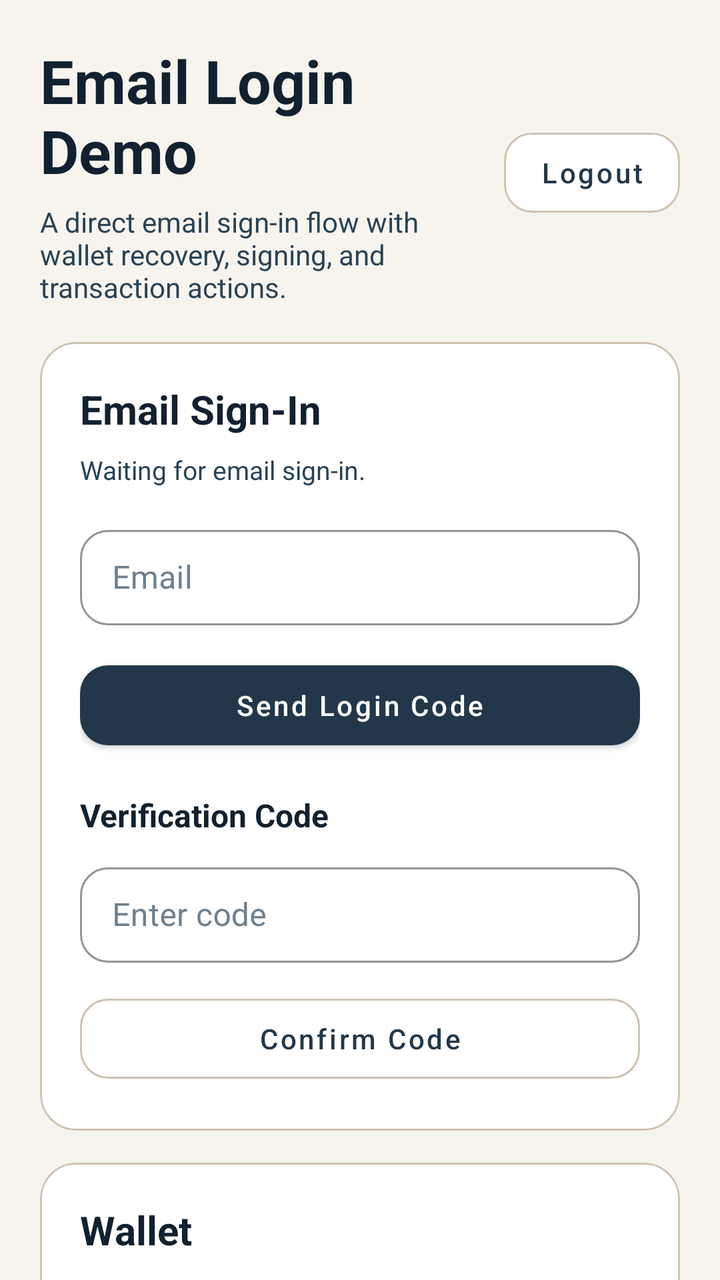
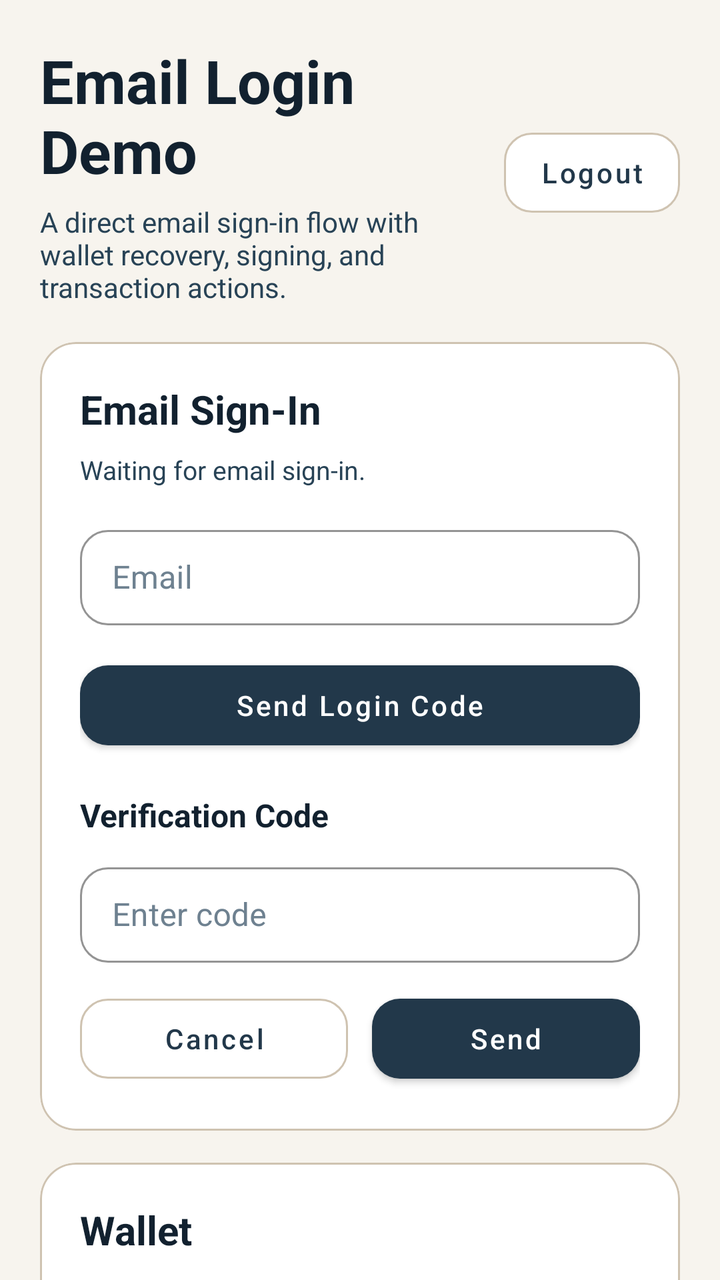

Compare the two renders of this Android layout. The source of the first and the diff that turns it into the second are given below.
<!-- AndroidManifest.xml: application theme Theme.Kotlinsdk -->
<!-- res/layout/activity_email_login_demo.xml -->
<?xml version="1.0" encoding="utf-8"?>
<androidx.core.widget.NestedScrollView xmlns:android="http://schemas.android.com/apk/res/android"
    xmlns:app="http://schemas.android.com/apk/res-auto"
    android:id="@+id/emailLoginDemoRoot"
    android:layout_width="match_parent"
    android:layout_height="match_parent"
    android:fillViewport="true">

    <LinearLayout
        android:layout_width="match_parent"
        android:layout_height="wrap_content"
        android:orientation="vertical"
        android:padding="20dp">

        <LinearLayout
            android:layout_width="match_parent"
            android:layout_height="wrap_content"
            android:gravity="center_vertical"
            android:orientation="horizontal">

            <LinearLayout
                android:layout_width="0dp"
                android:layout_height="wrap_content"
                android:layout_weight="1"
                android:orientation="vertical">

                <TextView
                    android:layout_width="match_parent"
                    android:layout_height="wrap_content"
                    android:text="Email Login Demo"
                    android:textColor="@color/slate_900"
                    android:textSize="30sp"
                    android:textStyle="bold" />

                <TextView
                    android:layout_width="match_parent"
                    android:layout_height="wrap_content"
                    android:layout_marginTop="6dp"
                    android:text="A direct email sign-in flow with wallet recovery, signing, and transaction actions."
                    android:textColor="@color/slate_700"
                    android:textSize="14sp" />
            </LinearLayout>

            <com.google.android.material.button.MaterialButton
                android:id="@+id/resetSessionButton"
                style="@style/Widget.Kotlinsdk.Button.Outline"
                android:layout_width="wrap_content"
                android:layout_height="wrap_content"
                android:layout_marginStart="12dp"
                android:text="Logout" />
        </LinearLayout>

        <com.google.android.material.card.MaterialCardView
            android:id="@+id/authCard"
            style="@style/Widget.Kotlinsdk.Card"
            android:layout_width="match_parent"
            android:layout_height="wrap_content"
            android:layout_marginTop="18dp">

            <LinearLayout
                android:layout_width="match_parent"
                android:layout_height="wrap_content"
                android:orientation="vertical"
                android:padding="20dp">

                <TextView
                    android:layout_width="wrap_content"
                    android:layout_height="wrap_content"
                    android:text="Email Sign-In"
                    android:textColor="@color/slate_900"
                    android:textSize="20sp"
                    android:textStyle="bold" />

                <TextView
                    android:id="@+id/authStatusView"
                    android:layout_width="match_parent"
                    android:layout_height="wrap_content"
                    android:layout_marginTop="8dp"
                    android:text="Waiting for email sign-in."
                    android:textColor="@color/slate_700"
                    android:textSize="13sp" />

                <com.google.android.material.textfield.TextInputLayout
                    style="@style/Widget.Kotlinsdk.TextInputLayout"
                    android:layout_width="match_parent"
                    android:layout_height="wrap_content"
                    android:layout_marginTop="16dp"
                    android:hint="Email">

                    <com.google.android.material.textfield.TextInputEditText
                        android:id="@+id/emailInput"
                        android:layout_width="match_parent"
                        android:layout_height="wrap_content"
                        android:inputType="textEmailAddress" />
                </com.google.android.material.textfield.TextInputLayout>

                <com.google.android.material.button.MaterialButton
                    android:id="@+id/startEmailSignInButton"
                    style="@style/Widget.Kotlinsdk.Button"
                    android:layout_width="match_parent"
                    android:layout_height="wrap_content"
                    android:layout_marginTop="14dp"
                    android:text="Send Login Code" />

                <LinearLayout
                    android:id="@+id/codeStepContainer"
                    android:layout_width="match_parent"
                    android:layout_height="wrap_content"
                    android:layout_marginTop="18dp"
                    android:orientation="vertical">

                    <TextView
                        android:layout_width="wrap_content"
                        android:layout_height="wrap_content"
                        android:text="Verification Code"
                        android:textColor="@color/slate_900"
                        android:textSize="16sp"
                        android:textStyle="bold" />

                    <com.google.android.material.textfield.TextInputLayout
                        style="@style/Widget.Kotlinsdk.TextInputLayout"
                        android:layout_width="match_parent"
                        android:layout_height="wrap_content"
                        android:layout_marginTop="10dp"
                        android:hint="Enter code">

                        <com.google.android.material.textfield.TextInputEditText
                            android:id="@+id/codeInput"
                            android:layout_width="match_parent"
                            android:layout_height="wrap_content"
                            android:inputType="number" />
                    </com.google.android.material.textfield.TextInputLayout>

                    <com.google.android.material.button.MaterialButton
                        android:id="@+id/confirmCodeButton"
                        style="@style/Widget.Kotlinsdk.Button.Outline"
                        android:layout_width="match_parent"
                        android:layout_height="wrap_content"
                        android:layout_marginTop="12dp"
                        android:text="Confirm Code" />
                </LinearLayout>
            </LinearLayout>
        </com.google.android.material.card.MaterialCardView>

        <LinearLayout
            android:id="@+id/walletActionsContainer"
            android:layout_width="match_parent"
            android:layout_height="wrap_content"
            android:layout_marginTop="16dp"
            android:orientation="vertical">

            <com.google.android.material.card.MaterialCardView
                style="@style/Widget.Kotlinsdk.Card"
                android:layout_width="match_parent"
                android:layout_height="wrap_content">

                <LinearLayout
                    android:layout_width="match_parent"
                    android:layout_height="wrap_content"
                    android:orientation="vertical"
                    android:padding="20dp">

                    <TextView
                        android:layout_width="wrap_content"
                        android:layout_height="wrap_content"
                        android:text="Wallet"
                        android:textColor="@color/slate_900"
                        android:textSize="20sp"
                        android:textStyle="bold" />

                    <TextView
                        android:id="@+id/walletAddressView"
                        android:layout_width="match_parent"
                        android:layout_height="wrap_content"
                        android:layout_marginTop="10dp"
                        android:text="Wallet address: pending"
                        android:textColor="@color/forest_700"
                        android:textSize="15sp"
                        android:textStyle="bold" />

                    <TextView
                        android:id="@+id/signerAddressView"
                        android:layout_width="match_parent"
                        android:layout_height="wrap_content"
                        android:layout_marginTop="8dp"
                        android:text="Signer address: none"
                        android:textColor="@color/slate_700"
                        android:textSize="13sp"
                        android:typeface="monospace" />
                </LinearLayout>
            </com.google.android.material.card.MaterialCardView>

            <com.google.android.material.card.MaterialCardView
                style="@style/Widget.Kotlinsdk.Card"
                android:layout_width="match_parent"
                android:layout_height="wrap_content"
                android:layout_marginTop="14dp">

                <LinearLayout
                    android:layout_width="match_parent"
                    android:layout_height="wrap_content"
                    android:orientation="vertical"
                    android:padding="20dp">

                    <TextView
                        android:layout_width="wrap_content"
                        android:layout_height="wrap_content"
                        android:text="Signature"
                        android:textColor="@color/slate_900"
                        android:textSize="20sp"
                        android:textStyle="bold" />

                    <com.google.android.material.textfield.TextInputLayout
                        style="@style/Widget.Kotlinsdk.TextInputLayout"
                        android:layout_width="match_parent"
                        android:layout_height="wrap_content"
                        android:layout_marginTop="14dp"
                        android:hint="Message to sign">

                        <com.google.android.material.textfield.TextInputEditText
                            android:id="@+id/messageInput"
                            android:layout_width="match_parent"
                            android:layout_height="wrap_content"
                            android:inputType="textMultiLine" />
                    </com.google.android.material.textfield.TextInputLayout>

                    <LinearLayout
                        android:layout_width="match_parent"
                        android:layout_height="wrap_content"
                        android:layout_marginTop="14dp"
                        android:baselineAligned="false"
                        android:orientation="horizontal">

                        <com.google.android.material.button.MaterialButton
                            android:id="@+id/signMessageButton"
                            style="@style/Widget.Kotlinsdk.Button"
                            android:layout_width="0dp"
                            android:layout_height="52dp"
                            android:layout_weight="1"
                            android:text="Sign Message" />

                        <Space
                            android:layout_width="12dp"
                            android:layout_height="1dp" />

                        <com.google.android.material.button.MaterialButton
                            android:id="@+id/verifySignatureButton"
                            style="@style/Widget.Kotlinsdk.Button.Outline"
                            android:layout_width="0dp"
                            android:layout_height="52dp"
                            android:layout_weight="1"
                            android:text="Verify Signature" />
                    </LinearLayout>

                    <TextView
                        android:id="@+id/lastSignatureView"
                        android:layout_width="match_parent"
                        android:layout_height="wrap_content"
                        android:layout_marginTop="14dp"
                        android:text="Last signature: none"
                        android:textColor="@color/slate_700"
                        android:textSize="12sp"
                        android:typeface="monospace" />

                    <TextView
                        android:id="@+id/signatureStatusView"
                        android:layout_width="match_parent"
                        android:layout_height="wrap_content"
                        android:layout_marginTop="10dp"
                        android:text="Signature status: waiting for a message."
                        android:textColor="@color/slate_700"
                        android:textSize="13sp" />
                </LinearLayout>
            </com.google.android.material.card.MaterialCardView>

            <com.google.android.material.card.MaterialCardView
                style="@style/Widget.Kotlinsdk.Card"
                android:layout_width="match_parent"
                android:layout_height="wrap_content"
                android:layout_marginTop="14dp">

                <LinearLayout
                    android:layout_width="match_parent"
                    android:layout_height="wrap_content"
                    android:orientation="vertical"
                    android:padding="20dp">

                    <TextView
                        android:layout_width="wrap_content"
                        android:layout_height="wrap_content"
                        android:text="Transaction"
                        android:textColor="@color/slate_900"
                        android:textSize="20sp"
                        android:textStyle="bold" />

                    <com.google.android.material.textfield.TextInputLayout
                        style="@style/Widget.Kotlinsdk.TextInputLayout"
                        android:layout_width="match_parent"
                        android:layout_height="wrap_content"
                        android:layout_marginTop="14dp"
                        android:hint="Transaction destination">

                        <com.google.android.material.textfield.TextInputEditText
                            android:id="@+id/transactionToInput"
                            android:layout_width="match_parent"
                            android:layout_height="wrap_content"
                            android:inputType="textNoSuggestions" />
                    </com.google.android.material.textfield.TextInputLayout>

                    <com.google.android.material.textfield.TextInputLayout
                        style="@style/Widget.Kotlinsdk.TextInputLayout"
                        android:layout_width="match_parent"
                        android:layout_height="wrap_content"
                        android:layout_marginTop="10dp"
                        android:hint="Transaction value">

                        <com.google.android.material.textfield.TextInputEditText
                            android:id="@+id/transactionValueInput"
                            android:layout_width="match_parent"
                            android:layout_height="wrap_content"
                            android:inputType="numberDecimal" />
                    </com.google.android.material.textfield.TextInputLayout>

                    <com.google.android.material.button.MaterialButton
                        android:id="@+id/sendTransactionButton"
                        style="@style/Widget.Kotlinsdk.Button"
                        android:layout_width="match_parent"
                        android:layout_height="wrap_content"
                        android:layout_marginTop="14dp"
                        android:text="Send Transaction" />

                    <TextView
                        android:id="@+id/lastTransactionHashView"
                        android:layout_width="match_parent"
                        android:layout_height="wrap_content"
                        android:layout_marginTop="14dp"
                        android:text="Last tx hash: none"
                        android:textColor="@color/slate_700"
                        android:textSize="12sp"
                        android:typeface="monospace" />

                    <TextView
                        android:id="@+id/transactionStatusView"
                        android:layout_width="match_parent"
                        android:layout_height="wrap_content"
                        android:layout_marginTop="10dp"
                        android:text="Transaction status: waiting to send."
                        android:textColor="@color/slate_700"
                        android:textSize="13sp" />

                    <com.google.android.material.button.MaterialButton
                        android:id="@+id/openExplorerButton"
                        style="@style/Widget.Kotlinsdk.Button.Outline"
                        android:layout_width="match_parent"
                        android:layout_height="wrap_content"
                        android:layout_marginTop="12dp"
                        android:text="Open Tx In Explorer" />
                </LinearLayout>
            </com.google.android.material.card.MaterialCardView>
        </LinearLayout>

        <com.google.android.material.card.MaterialCardView
            style="@style/Widget.Kotlinsdk.Card"
            android:layout_width="match_parent"
            android:layout_height="wrap_content"
            android:layout_marginTop="16dp"
            android:layout_marginBottom="20dp">

            <LinearLayout
                android:layout_width="match_parent"
                android:layout_height="wrap_content"
                android:orientation="vertical"
                android:padding="20dp">

                <TextView
                    android:layout_width="wrap_content"
                    android:layout_height="wrap_content"
                    android:text="Log"
                    android:textColor="@color/slate_900"
                    android:textSize="20sp"
                    android:textStyle="bold" />

                <TextView
                    android:id="@+id/logView"
                    android:layout_width="match_parent"
                    android:layout_height="wrap_content"
                    android:layout_marginTop="12dp"
                    android:minHeight="160dp"
                    android:text="Ready."
                    android:textColor="@color/slate_700"
                    android:textIsSelectable="true"
                    android:textSize="12sp"
                    android:typeface="monospace" />
            </LinearLayout>
        </com.google.android.material.card.MaterialCardView>
    </LinearLayout>
</androidx.core.widget.NestedScrollView>
<!-- resources referenced by this layout -->
<resources>
  <color name="forest_700">#1E5945</color>
  <color name="slate_700">#284356</color>
  <color name="slate_900">#12212F</color>
  <style name="Widget.Kotlinsdk.Button" parent="Widget.MaterialComponents.Button">
          <item name="android:minHeight">52dp</item>
          <item name="android:textAllCaps">false</item>
          <item name="cornerRadius">14dp</item>
          <item name="elevation">0dp</item>
          <item name="backgroundTint">@color/slate_800</item>
          <item name="android:textColor">@color/white</item>
          <item name="rippleColor">@color/sand_200</item>
      </style>
  <style name="Widget.Kotlinsdk.Button.Outline" parent="Widget.MaterialComponents.Button.OutlinedButton">
          <item name="android:minHeight">52dp</item>
          <item name="android:textAllCaps">false</item>
          <item name="cornerRadius">14dp</item>
          <item name="elevation">0dp</item>
          <item name="strokeColor">@color/sand_300</item>
          <item name="strokeWidth">1dp</item>
          <item name="android:textColor">@color/slate_800</item>
          <item name="backgroundTint">@color/white</item>
          <item name="rippleColor">@color/sand_200</item>
      </style>
  <style name="Widget.Kotlinsdk.Card" parent="Widget.MaterialComponents.CardView">
          <item name="cardBackgroundColor">@color/white</item>
          <item name="cardCornerRadius">18dp</item>
          <item name="cardElevation">0dp</item>
          <item name="strokeColor">@color/sand_300</item>
          <item name="strokeWidth">1dp</item>
      </style>
  <style name="Widget.Kotlinsdk.TextInputLayout" parent="Widget.MaterialComponents.TextInputLayout.OutlinedBox.Dense">
          <item name="boxBackgroundColor">@color/white</item>
          <item name="boxStrokeColor">@color/sand_300</item>
          <item name="boxStrokeWidth">1dp</item>
          <item name="boxStrokeWidthFocused">1dp</item>
          <item name="hintTextColor">@color/slate_500</item>
          <item name="android:textColorHint">@color/slate_500</item>
          <item name="shapeAppearanceOverlay">@style/ShapeAppearance.Kotlinsdk.Field</item>
      </style>
  <style name="Theme.Kotlinsdk" parent="Theme.MaterialComponents.DayNight.NoActionBar">
          <item name="colorPrimary">@color/slate_800</item>
          <item name="colorPrimaryVariant">@color/slate_900</item>
          <item name="colorOnPrimary">@color/white</item>
          <item name="colorSecondary">@color/amber_500</item>
          <item name="colorSecondaryVariant">@color/amber_700</item>
          <item name="colorOnSecondary">@color/slate_900</item>
          <item name="colorSurface">@color/white</item>
          <item name="colorOnSurface">@color/slate_900</item>
          <item name="android:windowBackground">@color/sand_50</item>
          <item name="android:statusBarColor">@color/sand_50</item>
          <item name="android:navigationBarColor">@color/sand_50</item>
          <item name="materialCardViewStyle">@style/Widget.Kotlinsdk.Card</item>
          <item name="textInputStyle">@style/Widget.Kotlinsdk.TextInputLayout</item>
          <item name="materialButtonStyle">@style/Widget.Kotlinsdk.Button</item>
      </style>
  <color name="slate_800">#22384A</color>
  <color name="white">#FFFFFFFF</color>
  <color name="sand_200">#DED5C7</color>
  <color name="sand_300">#CFC3B1</color>
  <color name="slate_500">#6E8190</color>
  <style name="ShapeAppearance.Kotlinsdk.Field" parent="">
          <item name="cornerFamily">rounded</item>
          <item name="cornerSize">14dp</item>
      </style>
  <color name="amber_500">#E59A2F</color>
  <color name="amber_700">#A7650D</color>
  <color name="sand_50">#F7F4EE</color>
</resources>

<!-- the commit's change to res/layout/activity_email_login_demo.xml (unified diff, before → after) -->
@@ -80,27 +80,34 @@
                     android:textColor="@color/slate_700"
                     android:textSize="13sp" />
 
-                <com.google.android.material.textfield.TextInputLayout
-                    style="@style/Widget.Kotlinsdk.TextInputLayout"
-                    android:layout_width="match_parent"
-                    android:layout_height="wrap_content"
-                    android:layout_marginTop="16dp"
-                    android:hint="Email">
-
-                    <com.google.android.material.textfield.TextInputEditText
-                        android:id="@+id/emailInput"
-                        android:layout_width="match_parent"
-                        android:layout_height="wrap_content"
-                        android:inputType="textEmailAddress" />
-                </com.google.android.material.textfield.TextInputLayout>
-
-                <com.google.android.material.button.MaterialButton
-                    android:id="@+id/startEmailSignInButton"
-                    style="@style/Widget.Kotlinsdk.Button"
-                    android:layout_width="match_parent"
-                    android:layout_height="wrap_content"
-                    android:layout_marginTop="14dp"
-                    android:text="Send Login Code" />
+                <LinearLayout
+                    android:id="@+id/emailStepContainer"
+                    android:layout_width="match_parent"
+                    android:layout_height="wrap_content"
+                    android:orientation="vertical">
+
+                    <com.google.android.material.textfield.TextInputLayout
+                        style="@style/Widget.Kotlinsdk.TextInputLayout"
+                        android:layout_width="match_parent"
+                        android:layout_height="wrap_content"
+                        android:layout_marginTop="16dp"
+                        android:hint="Email">
+
+                        <com.google.android.material.textfield.TextInputEditText
+                            android:id="@+id/emailInput"
+                            android:layout_width="match_parent"
+                            android:layout_height="wrap_content"
+                            android:inputType="textEmailAddress" />
+                    </com.google.android.material.textfield.TextInputLayout>
+
+                    <com.google.android.material.button.MaterialButton
+                        android:id="@+id/startEmailSignInButton"
+                        style="@style/Widget.Kotlinsdk.Button"
+                        android:layout_width="match_parent"
+                        android:layout_height="wrap_content"
+                        android:layout_marginTop="14dp"
+                        android:text="Send Login Code" />
+                </LinearLayout>
 
                 <LinearLayout
                     android:id="@+id/codeStepContainer"
@@ -131,13 +138,33 @@
                             android:inputType="number" />
                     </com.google.android.material.textfield.TextInputLayout>
 
-                    <com.google.android.material.button.MaterialButton
-                        android:id="@+id/confirmCodeButton"
-                        style="@style/Widget.Kotlinsdk.Button.Outline"
+                    <LinearLayout
                         android:layout_width="match_parent"
                         android:layout_height="wrap_content"
                         android:layout_marginTop="12dp"
-                        android:text="Confirm Code" />
+                        android:baselineAligned="false"
+                        android:orientation="horizontal">
+
+                        <com.google.android.material.button.MaterialButton
+                            android:id="@+id/cancelCodeStepButton"
+                            style="@style/Widget.Kotlinsdk.Button.Outline"
+                            android:layout_width="0dp"
+                            android:layout_height="52dp"
+                            android:layout_weight="1"
+                            android:text="Cancel" />
+
+                        <Space
+                            android:layout_width="12dp"
+                            android:layout_height="1dp" />
+
+                        <com.google.android.material.button.MaterialButton
+                            android:id="@+id/confirmCodeButton"
+                            style="@style/Widget.Kotlinsdk.Button"
+                            android:layout_width="0dp"
+                            android:layout_height="52dp"
+                            android:layout_weight="1"
+                            android:text="Send" />
+                    </LinearLayout>
                 </LinearLayout>
             </LinearLayout>
         </com.google.android.material.card.MaterialCardView>
